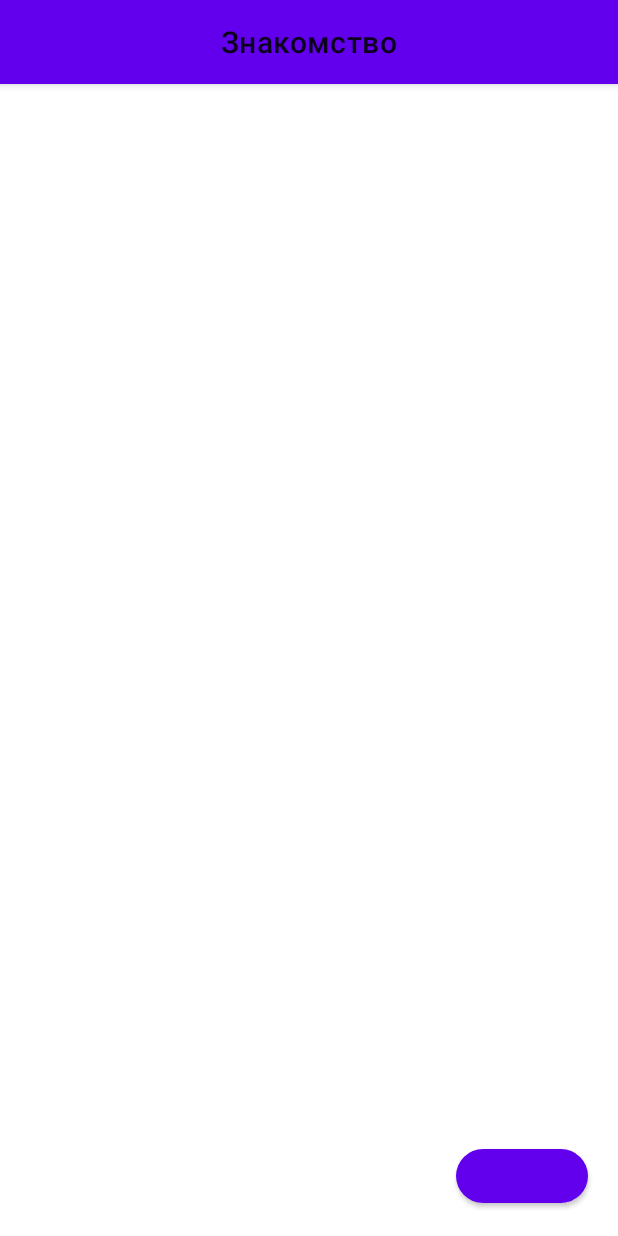
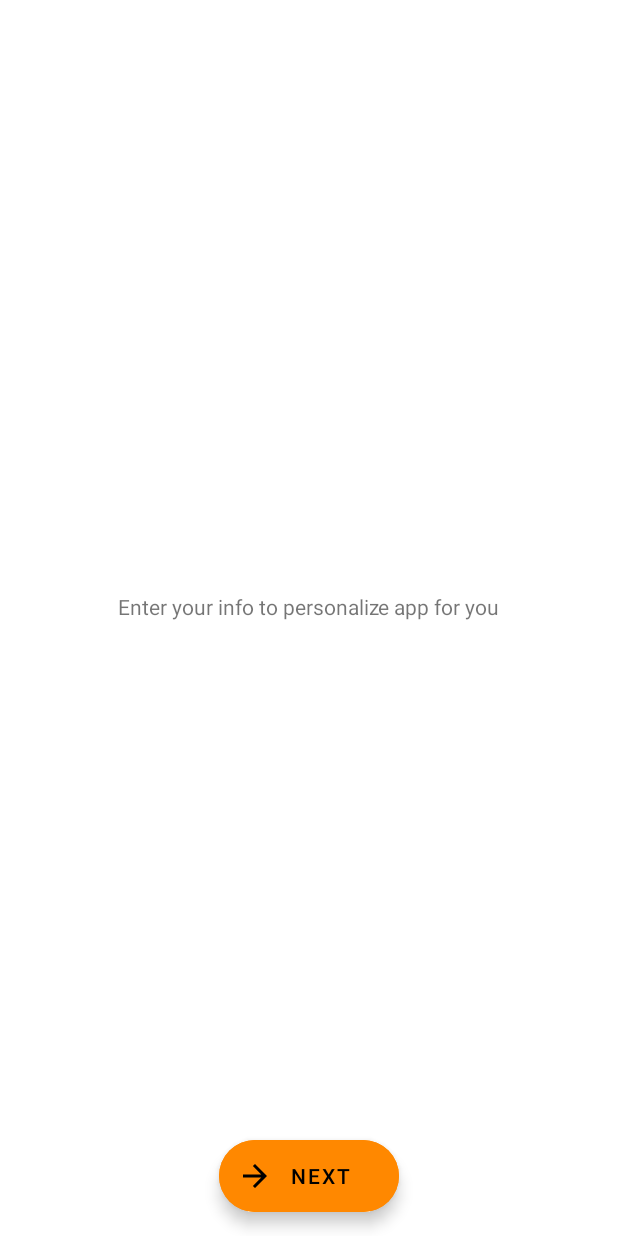
Before and after one commit to bakaikalybek/sportbook, an Android app: the LoginFragment screen opened through its navigation route, on a phone screen of 412 x 824 dp. Run offline under Robolectric (Android 15) with nearby library versions, the phone set to English and light mode, and no system bars; our stand-ins replace Room's generated code.

Commit message:
Login navigation

```diff
--- a/app/src/main/java/kg/bakai/sportbook/data/repository/PreferenceRepositoryImpl.kt
+++ b/app/src/main/java/kg/bakai/sportbook/data/repository/PreferenceRepositoryImpl.kt
@@ -1,11 +1,59 @@
 package kg.bakai.sportbook.data.repository
 
+import kg.bakai.sportbook.R
 import kg.bakai.sportbook.data.data_source.SharedPreferencesManager
+import kg.bakai.sportbook.domain.model.FieldType
+import kg.bakai.sportbook.domain.model.LoginItem
+import kg.bakai.sportbook.domain.model.OnboardingItem
 import kg.bakai.sportbook.domain.repository.PreferenceRepository
 
 class PreferenceRepositoryImpl(
     private val prefs: SharedPreferencesManager
 ): PreferenceRepository {
+    override fun getLoginSlides(): List<LoginItem> {
+        return listOf(
+            LoginItem(
+                name = "Enter your info to personalize app for you",
+                type = FieldType.None
+            ),
+            LoginItem(
+                name = "Enter your name",
+                type = FieldType.Text
+            ),
+            LoginItem(
+                name = "Enter your age",
+                type = FieldType.Number
+            ),
+            LoginItem(
+                name = "Enter your weight",
+                type = FieldType.Double
+            ),
+            LoginItem(
+                name = "Enter your height",
+                type = FieldType.Double
+            )
+        )
+    }
+
+    override fun getOnboardingItems(): List<OnboardingItem> {
+        return listOf(
+            OnboardingItem(
+                image = R.drawable.img_set_goals,
+                title = "Set Goals",
+                description = "Describe what you want to become"
+            ),
+            OnboardingItem(
+                image = R.drawable.img_record,
+                title = "Record",
+                description = "Record your progress to see how much you have done"
+            ),
+            OnboardingItem(
+                image = R.drawable.img_work,
+                title = "Achieve",
+                description = "Work hard and achieve your goals"
+            )
+        )
+    }
 
     override fun setUserLogin(status: Boolean) {
         prefs.setUserLogin(status)
--- a/app/src/main/java/kg/bakai/sportbook/di/AppModules.kt
+++ b/app/src/main/java/kg/bakai/sportbook/di/AppModules.kt
@@ -11,7 +11,6 @@ import kg.bakai.sportbook.data.repository.RecordsRepositoryImpl
 import kg.bakai.sportbook.domain.repository.PreferenceRepository
 import kg.bakai.sportbook.domain.repository.RecordsRepository
 import kg.bakai.sportbook.presentation.login.LoginViewModel
-import kg.bakai.sportbook.presentation.login.onboarding.OnboardingViewModel
 import kg.bakai.sportbook.presentation.main.MainViewModel
 import kg.bakai.sportbook.presentation.records.RecordsViewModel
 import org.koin.android.ext.koin.androidApplication
@@ -41,7 +40,6 @@ val repositoryModule = module {
 val viewModelModule = module {
     viewModel { MainViewModel(get()) }
     viewModel { RecordsViewModel(get()) }
-    viewModel { OnboardingViewModel(get()) }
     viewModel { LoginViewModel(get()) }
 }
 
--- /dev/null
+++ b/app/src/main/java/kg/bakai/sportbook/domain/model/LoginItem.kt
@@ -0,0 +1,13 @@
+package kg.bakai.sportbook.domain.model
+
+data class LoginItem(
+    val name: String,
+    val type: FieldType
+)
+
+enum class FieldType {
+    None,
+    Text,
+    Number,
+    Double
+}
--- a/app/src/main/java/kg/bakai/sportbook/domain/repository/PreferenceRepository.kt
+++ b/app/src/main/java/kg/bakai/sportbook/domain/repository/PreferenceRepository.kt
@@ -1,6 +1,11 @@
 package kg.bakai.sportbook.domain.repository
 
+import kg.bakai.sportbook.domain.model.LoginItem
+import kg.bakai.sportbook.domain.model.OnboardingItem
+
 interface PreferenceRepository {
+    fun getLoginSlides(): List<LoginItem>
+    fun getOnboardingItems(): List<OnboardingItem>
     fun isUserLoggedIn(): Boolean
     fun setUserLogin(status: Boolean)
     fun setFirstTimeLaunch(isFirstTime: Boolean)
--- a/app/src/main/java/kg/bakai/sportbook/presentation/login/LoginViewModel.kt
+++ b/app/src/main/java/kg/bakai/sportbook/presentation/login/LoginViewModel.kt
@@ -3,6 +3,10 @@ package kg.bakai.sportbook.presentation.login
 import androidx.lifecycle.LiveData
 import androidx.lifecycle.MutableLiveData
 import androidx.lifecycle.ViewModel
+import kg.bakai.sportbook.R
+import kg.bakai.sportbook.domain.model.FieldType
+import kg.bakai.sportbook.domain.model.LoginItem
+import kg.bakai.sportbook.domain.model.OnboardingItem
 import kg.bakai.sportbook.domain.repository.PreferenceRepository
 
 class LoginViewModel(
@@ -11,13 +15,28 @@ class LoginViewModel(
     private val _isFirstLaunch = MutableLiveData<Boolean>()
     val isFirstLaunch: LiveData<Boolean> = _isFirstLaunch
 
+    private val _slidesLogin = MutableLiveData<List<LoginItem>>()
+    val slidesLogin: LiveData<List<LoginItem>> = _slidesLogin
 
+    private val _slidesOnboarding = MutableLiveData<List<OnboardingItem>>()
+    val slidesOnboarding: LiveData<List<OnboardingItem>> = _slidesOnboarding
 
     init {
         _isFirstLaunch.postValue(preferenceRepository.isFirstTimeLaunch())
+
+        _slidesLogin.postValue(preferenceRepository.getLoginSlides())
+        _slidesOnboarding.postValue(preferenceRepository.getOnboardingItems())
     }
 
     fun isUserLoggedIn(): Boolean {
         return preferenceRepository.isUserLoggedIn()
     }
+
+    fun saveProfileData() {
+        preferenceRepository.setUserLogin(true)
+    }
+
+    fun finishOnboarding() {
+        preferenceRepository.setFirstTimeLaunch(false)
+    }
 }
--- /dev/null
+++ b/app/src/main/java/kg/bakai/sportbook/presentation/login/login/LoginFieldsAdapter.kt
@@ -0,0 +1,68 @@
+package kg.bakai.sportbook.presentation.login.login
+
+import android.text.InputType
+import android.view.LayoutInflater
+import android.view.View
+import android.view.ViewGroup
+import android.widget.ImageView
+import android.widget.TextView
+import androidx.core.view.isVisible
+import androidx.recyclerview.widget.RecyclerView
+import com.bumptech.glide.Glide
+import com.google.android.material.textfield.TextInputEditText
+import com.google.android.material.textfield.TextInputLayout
+import kg.bakai.sportbook.R
+import kg.bakai.sportbook.domain.model.FieldType
+import kg.bakai.sportbook.domain.model.LoginItem
+import kg.bakai.sportbook.domain.model.OnboardingItem
+
+class LoginFieldsAdapter: RecyclerView.Adapter<LoginFieldsAdapter.LoginFieldsViewHolder>() {
+    private val list = mutableListOf<LoginItem>()
+
+    override fun onCreateViewHolder(parent: ViewGroup, viewType: Int): LoginFieldsViewHolder {
+        val itemView = LayoutInflater
+            .from(parent.context)
+            .inflate(R.layout.item_login_field, parent, false)
+        return LoginFieldsViewHolder(itemView)
+    }
+
+    override fun onBindViewHolder(holder: LoginFieldsViewHolder, position: Int) {
+        holder.bind(list[position])
+    }
+
+    override fun getItemCount(): Int {
+        return list.size
+    }
+
+    fun submitItems(items: List<LoginItem>) {
+        list.clear()
+        list.addAll(items)
+        notifyDataSetChanged()
+    }
+
+    class LoginFieldsViewHolder(itemView: View): RecyclerView.ViewHolder(itemView) {
+        private val name = itemView.findViewById<TextView>(R.id.tv_login_field_name)
+        private val field = itemView.findViewById<TextInputEditText>(R.id.et_login_field)
+
+        fun bind(item: LoginItem) {
+            name.text = item.name
+            when (item.type) {
+                FieldType.None -> {
+                    field.isVisible = false
+                }
+                FieldType.Number -> {
+                    field.isVisible = true
+                    field.inputType = InputType.TYPE_CLASS_NUMBER
+                }
+                FieldType.Text -> {
+                    field.isVisible = true
+                    field.inputType = InputType.TYPE_CLASS_TEXT
+                }
+                FieldType.Double -> {
+                    field.isVisible = true
+                    field.inputType = InputType.TYPE_CLASS_PHONE
+                }
+            }
+        }
+    }
+}
--- a/app/src/main/java/kg/bakai/sportbook/presentation/login/login/LoginFragment.kt
+++ b/app/src/main/java/kg/bakai/sportbook/presentation/login/login/LoginFragment.kt
@@ -1,19 +1,23 @@
 package kg.bakai.sportbook.presentation.login.login
 
+import android.content.Intent
 import android.os.Bundle
 import androidx.fragment.app.Fragment
 import android.view.LayoutInflater
 import android.view.View
 import android.view.ViewGroup
-import androidx.navigation.fragment.findNavController
-import kg.bakai.sportbook.R
+import androidx.viewpager2.widget.ViewPager2
 import kg.bakai.sportbook.databinding.FragmentLoginBinding
+import kg.bakai.sportbook.presentation.MainActivity
+import kg.bakai.sportbook.presentation.login.LoginViewModel
+import org.koin.androidx.viewmodel.ext.android.sharedViewModel
 import org.koin.androidx.viewmodel.ext.android.viewModel
 
 class LoginFragment : Fragment() {
 
     private lateinit var binding: FragmentLoginBinding
-    private val loginViewModel by viewModel<LoginViewModel>()
+    private val loginViewModel by sharedViewModel<LoginViewModel>()
+    private val loginFieldsAdapter = LoginFieldsAdapter()
 
     override fun onCreateView(
         inflater: LayoutInflater, container: ViewGroup?,
@@ -26,6 +30,37 @@ class LoginFragment : Fragment() {
 
     override fun onViewCreated(view: View, savedInstanceState: Bundle?) {
         super.onViewCreated(view, savedInstanceState)
+        binding.apply {
+            loginViewPager.adapter = loginFieldsAdapter
+            loginViewPager.registerOnPageChangeCallback(object : ViewPager2.OnPageChangeCallback() {
+                override fun onPageSelected(position: Int) {
+                    super.onPageSelected(position)
+                    if (position == loginFieldsAdapter.itemCount - 1) {
+                        btnLoginNext.text = "Finish"
+                    } else {
+                        btnLoginNext.text = "Next"
+                    }
+                }
+            })
+            btnLoginNext.setOnClickListener {
+                if (loginViewPager.currentItem + 1 < loginFieldsAdapter.itemCount) {
+                    loginViewPager.currentItem = loginViewPager.currentItem + 1
+                } else {
+                    finishLogin()
+                }
+            }
+        }
+        loginViewModel.slidesLogin.observe(viewLifecycleOwner) {
+            loginFieldsAdapter.submitItems(it)
+        }
+    }
+
+    private fun finishLogin() {
+        activity?.apply {
+            startActivity(Intent(context, MainActivity::class.java))
+            finish()
+        }
+        loginViewModel.saveProfileData()
     }
 
 }
--- a/app/src/main/java/kg/bakai/sportbook/presentation/login/login/LoginViewModel.kt
+++ /dev/null
@@ -1,6 +0,0 @@
-package kg.bakai.sportbook.presentation.login.login
-
-import androidx.lifecycle.ViewModel
-
-class LoginViewModel: ViewModel() {
-}
--- a/app/src/main/java/kg/bakai/sportbook/presentation/login/onboarding/OnboardingFragment.kt
+++ b/app/src/main/java/kg/bakai/sportbook/presentation/login/onboarding/OnboardingFragment.kt
@@ -15,7 +15,6 @@ import org.koin.androidx.viewmodel.ext.android.viewModel
 
 class OnboardingFragment : Fragment() {
     private lateinit var binding: FragmentOnboardingBinding
-    private val onboardingViewModel by viewModel<OnboardingViewModel>()
     private val loginViewModel by sharedViewModel<LoginViewModel>()
 
     private val adapter = OnboardingAdapter()
@@ -51,13 +50,13 @@ class OnboardingFragment : Fragment() {
                 }
             }
         }
-        onboardingViewModel.slides.observe(viewLifecycleOwner) { slides ->
+        loginViewModel.slidesOnboarding.observe(viewLifecycleOwner) { slides ->
             adapter.submitItems(slides)
         }
     }
 
     private fun finishOnboarding() {
         findNavController().navigate(OnboardingFragmentDirections.actionOnboardingFragmentToLoginFragment())
-        onboardingViewModel.finishOnboarding()
+        loginViewModel.finishOnboarding()
     }
 }
--- a/app/src/main/java/kg/bakai/sportbook/presentation/login/onboarding/OnboardingViewModel.kt
+++ /dev/null
@@ -1,41 +0,0 @@
-package kg.bakai.sportbook.presentation.login.onboarding
-
-import androidx.lifecycle.LiveData
-import androidx.lifecycle.MutableLiveData
-import androidx.lifecycle.ViewModel
-import kg.bakai.sportbook.R
-import kg.bakai.sportbook.domain.model.OnboardingItem
-import kg.bakai.sportbook.domain.repository.PreferenceRepository
-
-class OnboardingViewModel(
-    private val preferenceRepository: PreferenceRepository
-): ViewModel() {
-    private val _slides = MutableLiveData<List<OnboardingItem>>()
-    val slides: LiveData<List<OnboardingItem>> = _slides
-
-    init {
-        _slides.postValue(
-            listOf(
-                OnboardingItem(
-                    image = R.drawable.img_set_goals,
-                    title = "Set Goals",
-                    description = "Describe what you want to become"
-                ),
-                OnboardingItem(
-                    image = R.drawable.img_record,
-                    title = "Record",
-                    description = "Record your progress to see how much you have done"
-                ),
-                OnboardingItem(
-                    image = R.drawable.img_work,
-                    title = "Achieve",
-                    description = "Work hard and achieve your goals"
-                )
-            )
-        )
-    }
-
-    fun finishOnboarding() {
-        preferenceRepository.setFirstTimeLaunch(false)
-    }
-}
--- /dev/null
+++ b/app/src/main/res/drawable/ic_baseline_arrow_forward_24.xml
@@ -0,0 +1,11 @@
+<vector xmlns:android="http://schemas.android.com/apk/res/android"
+    android:width="24dp"
+    android:height="24dp"
+    android:viewportWidth="24"
+    android:viewportHeight="24"
+    android:tint="?attr/colorControlNormal"
+    android:autoMirrored="true">
+  <path
+      android:fillColor="@android:color/white"
+      android:pathData="M12,4l-1.41,1.41L16.17,11H4v2h12.17l-5.58,5.59L12,20l8,-8z"/>
+</vector>
--- a/app/src/main/res/layout/fragment_login.xml
+++ b/app/src/main/res/layout/fragment_login.xml
@@ -6,30 +6,18 @@
     xmlns:app="http://schemas.android.com/apk/res-auto"
     tools:context=".presentation.login.login.LoginFragment">
 
-    <com.google.android.material.appbar.AppBarLayout
-        android:layout_width="match_parent"
-        android:layout_height="wrap_content"
-        app:layout_constraintTop_toTopOf="parent">
 
-        <com.google.android.material.appbar.MaterialToolbar
-            android:layout_width="match_parent"
-            android:layout_height="?attr/actionBarSize"
-            app:title="Знакомство"
-            app:titleCentered="true"/>
-
-    </com.google.android.material.appbar.AppBarLayout>
-
-    <com.google.android.material.button.MaterialButton
-        android:id="@+id/btn_next_login"
+    <com.google.android.material.floatingactionbutton.ExtendedFloatingActionButton
+        android:id="@+id/btn_login_next"
         android:layout_width="wrap_content"
         android:layout_height="wrap_content"
-        android:layout_marginEnd="20dp"
-        android:layout_marginBottom="16dp"
-        android:textSize="14sp"
-        app:cornerRadius="20dp"
-        android:fontFamily="@font/product"
+        app:icon="@drawable/ic_baseline_arrow_forward_24"
+        android:text="Next"
+        android:backgroundTint="@android:color/holo_orange_dark"
         app:layout_constraintBottom_toBottomOf="parent"
-        app:layout_constraintEnd_toEndOf="parent"/>
+        app:layout_constraintEnd_toEndOf="parent"
+        app:layout_constraintStart_toStartOf="parent"
+        android:layout_marginBottom="16dp"/>
 
     <androidx.viewpager2.widget.ViewPager2
         android:id="@+id/login_view_pager"
--- /dev/null
+++ b/app/src/main/res/layout/item_login_field.xml
@@ -0,0 +1,34 @@
+<?xml version="1.0" encoding="utf-8"?>
+<androidx.constraintlayout.widget.ConstraintLayout xmlns:android="http://schemas.android.com/apk/res/android"
+    android:layout_width="match_parent"
+    android:layout_height="match_parent"
+    xmlns:app="http://schemas.android.com/apk/res-auto">
+
+    <LinearLayout
+        android:layout_width="match_parent"
+        android:layout_height="wrap_content"
+        android:orientation="vertical"
+        android:gravity="center"
+        app:layout_constraintTop_toTopOf="parent"
+        app:layout_constraintBottom_toBottomOf="parent">
+        <TextView
+            android:id="@+id/tv_login_field_name"
+            android:layout_width="wrap_content"
+            android:layout_height="wrap_content"/>
+
+        <com.google.android.material.textfield.TextInputLayout
+            android:id="@+id/et_login_field_layout"
+            android:layout_width="match_parent"
+            android:layout_height="wrap_content"
+            android:layout_margin="8dp">
+
+            <com.google.android.material.textfield.TextInputEditText
+                android:id="@+id/et_login_field"
+                android:layout_width="match_parent"
+                android:layout_height="wrap_content"
+                />
+
+        </com.google.android.material.textfield.TextInputLayout>
+    </LinearLayout>
+
+</androidx.constraintlayout.widget.ConstraintLayout>
--- a/app/src/main/res/values/themes.xml
+++ b/app/src/main/res/values/themes.xml
@@ -2,7 +2,7 @@
     <!-- Base application theme. -->
     <style name="Theme.SportBook" parent="Theme.MaterialComponents.Light.NoActionBar">
         <!-- Primary brand color. -->
-        <item name="colorPrimary">@color/purple_500</item>
+        <item name="colorPrimary">@android:color/holo_orange_dark</item>
         <item name="colorPrimaryVariant">@color/purple_700</item>
         <item name="colorOnPrimary">@color/white</item>
         <!-- Secondary brand color. -->
@@ -10,7 +10,8 @@
         <item name="colorSecondaryVariant">@color/teal_700</item>
         <item name="colorOnSecondary">@color/black</item>
         <!-- Status bar color. -->
-        <item name="android:statusBarColor" tools:targetApi="l">?attr/colorPrimaryVariant</item>
+        <item name="android:statusBarColor" tools:targetApi="l">@android:color/transparent</item>
+        <item name="android:windowLightStatusBar" tools:targetApi="m">true</item>
         <!-- Customize your theme here. -->
         <item name="android:forceDarkAllowed" tools:targetApi="q">false</item>
     </style>
```
Also changed, not shown: app/src/main/res/layout/fragment_main.xml (+13 -2 lines), app/src/main/res/layout/fragment_records.xml (+11 -6 lines), app/src/main/res/layout/fragment_settings.xml (+12 -6 lines).
